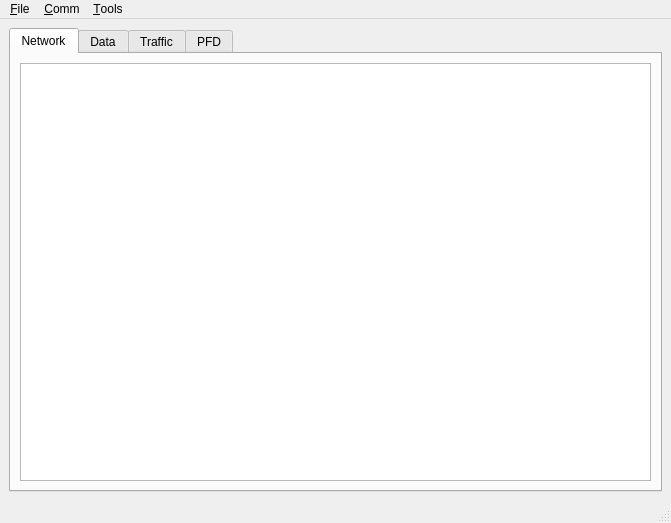
mikessut/CAN-FIX-Utility, file cfutil/ui/main.ui: the form before one commit.
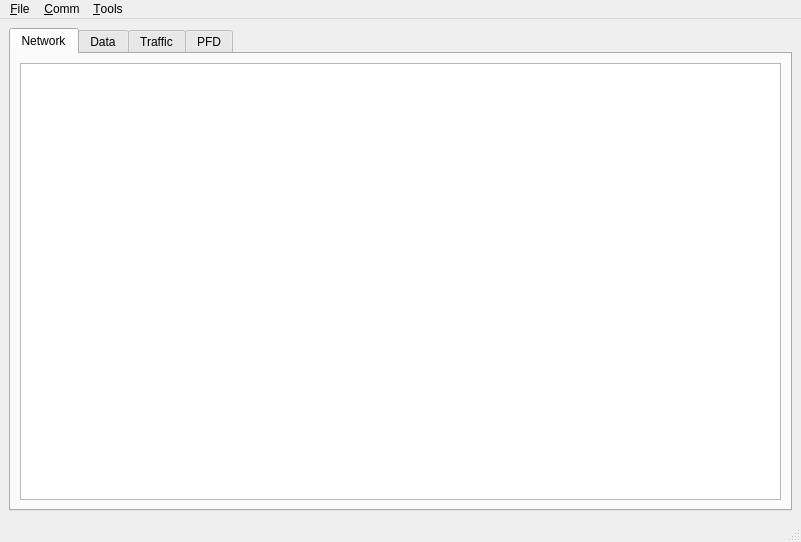
The form after the commit.

```diff
--- a/cfutil/ui/main.ui
+++ b/cfutil/ui/main.ui
@@ -6,8 +6,8 @@
    <rect>
     <x>0</x>
     <y>0</y>
-    <width>671</width>
-    <height>523</height>
+    <width>801</width>
+    <height>542</height>
    </rect>
   </property>
   <property name="windowTitle">
@@ -130,8 +130,8 @@
     <rect>
      <x>0</x>
      <y>0</y>
-     <width>671</width>
-     <height>21</height>
+     <width>801</width>
+     <height>30</height>
     </rect>
    </property>
    <widget class="QMenu" name="menuComm">
```
Left out of the diff: 6 changed lines with no effect on the pictures.
